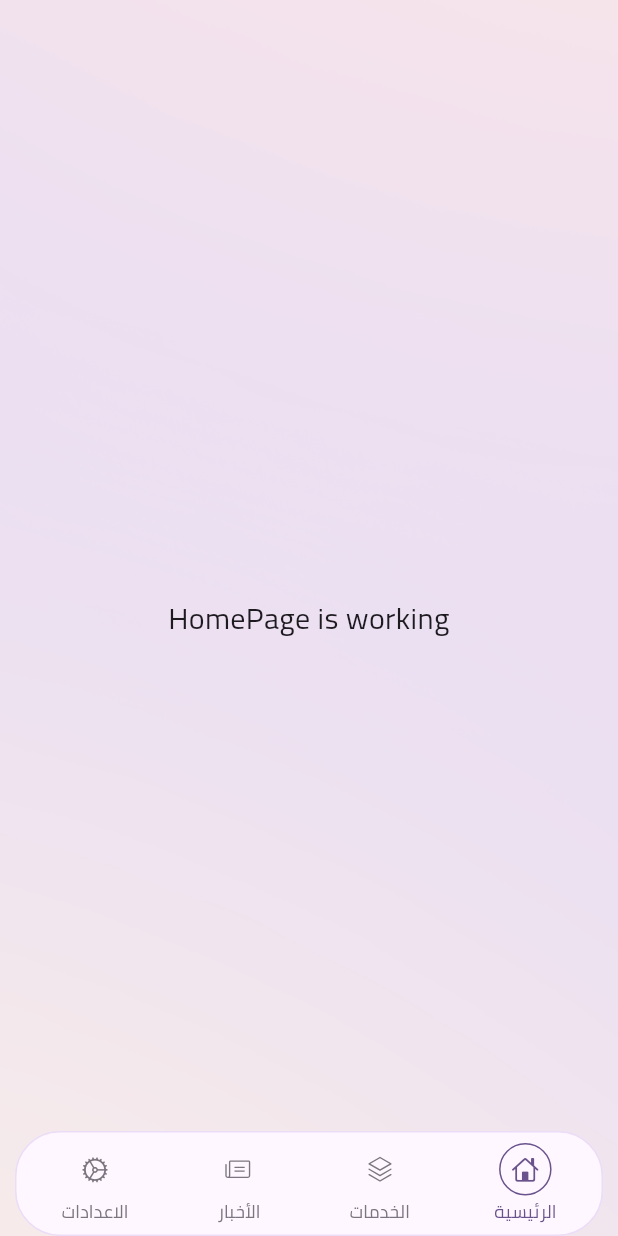
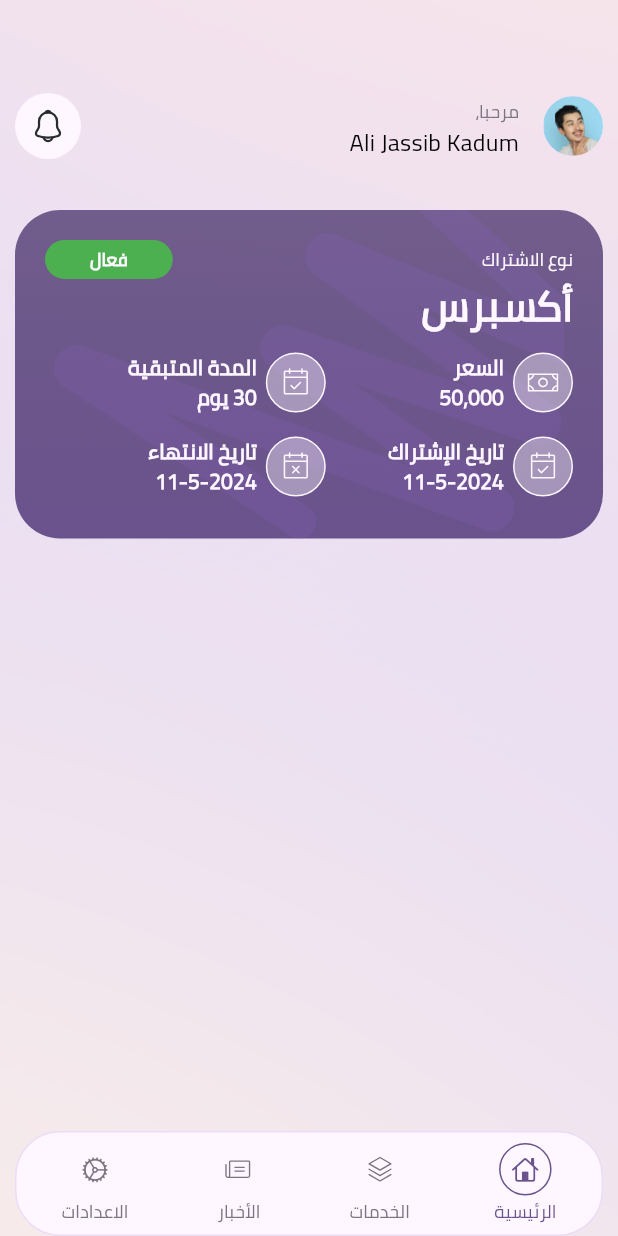
Before and after one commit to fiberxteam/fibrex-app, a Flutter app: the NavigationPage screen opened directly, on a phone screen of 412 x 824 dp. Run offline on Flutter 3.47's test engine with Material 3 defaults, Android fonts, the light colour scheme and no system bars; our stand-ins replace cached_network_image, dio, fade_shimmer, flutter_animate, flutter_screenutil, flutter_svg and 10 more; missing offline and left inert: awesome_dio_interceptor, flutter_animated_dialog, onesignal_flutter; accounts and stored records are empty; statements that could not run were skipped; project files that could hold a hidden picture were left out.

Commit message:
Update assets and localization strings, and refactor button styles

```diff
--- a/lib/constants/assets.dart
+++ b/lib/constants/assets.dart
@@ -16,6 +16,14 @@ class Assets {
   /// Assets for assetsIconsBag
   /// assets/icons/bag.svg
   static const String assetsIconsBag = "assets/icons/bag.svg";
+
+  /// Assets for assetsIconsCalendarCheck
+  /// assets/icons/CalendarCheck.svg
+  static const String assetsIconsCalendarCheck = "assets/icons/CalendarCheck.svg";
+
+  /// Assets for assetsIconsCalendarX
+  /// assets/icons/CalendarX.svg
+  static const String assetsIconsCalendarX = "assets/icons/CalendarX.svg";
 
   /// Assets for assetsIconsCart
   /// assets/icons/cart.svg
@@ -72,6 +80,10 @@ class Assets {
   /// Assets for assetsIconsLogo2
   /// assets/icons/logo_2.png
   static const String assetsIconsLogo2 = "assets/icons/logo_2.png";
+
+  /// Assets for assetsIconsMoney
+  /// assets/icons/Money.svg
+  static const String assetsIconsMoney = "assets/icons/Money.svg";
 
   /// Assets for assetsIconsMoon
   /// assets/icons/moon.png
@@ -157,6 +169,14 @@ class Assets {
   /// assets/images/logo_background.png
   static const String assetsImagesLogoBackground = "assets/images/logo_background.png";
 
+  /// Assets for assetsImagesSubscripe
+  /// assets/images/subscripe.png
+  static const String assetsImagesSubscripe = "assets/images/subscripe.png";
+
+  /// Assets for assetsImagesUserImg
+  /// assets/images/UserImg.png
+  static const String assetsImagesUserImg = "assets/images/UserImg.png";
+
   /// Assets for assetsJsonNoData
   /// assets/json/no_data.json
   static const String assetsJsonNoData = "assets/json/no_data.json";
--- /dev/null
+++ b/lib/view/home/components/custom_app_bar.dart
@@ -0,0 +1,37 @@
+import 'package:fiber/config/constant.dart';
+import 'package:flutter/material.dart';
+
+class CustomAppBar extends StatelessWidget {
+  const CustomAppBar({
+    super.key,
+  });
+
+  @override
+  Widget build(BuildContext context) {
+    return ListTile(
+      contentPadding: EdgeInsets.symmetric(horizontal: Insets.small),
+      title: Text(
+        'مرحبا،'.tr,
+        style: context.theme.textTheme.labelMedium!
+            .copyWith(color: context.theme.colorScheme.outline),
+      ),
+      subtitle: Text(
+        'Ali Jassib Kadum',
+        style: context.theme.textTheme.titleMedium!
+            .copyWith(color: context.theme.colorScheme.scrim),
+      ),
+      leading: CircleAvatar(
+        radius: Insets.medium,
+        backgroundImage: const AssetImage(Assets.assetsImagesUserImg),
+      ),
+      trailing: Container(
+        padding: EdgeInsets.all(Insets.small),
+        decoration: BoxDecoration(
+          color: context.theme.colorScheme.surface,
+          shape: BoxShape.circle,
+        ),
+        child: SvgPicture.asset(Assets.assetsIconsNotification),
+      ),
+    );
+  }
+}
--- /dev/null
+++ b/lib/view/home/components/custom_sub_scribe_widget.dart
@@ -0,0 +1,110 @@
+import 'package:fiber/config/constant.dart';
+import 'package:fiber/view/home/components/custom_subscription_info.dart';
+import 'package:flutter/material.dart';
+
+class CustomSubScribeWidget extends StatelessWidget {
+  const CustomSubScribeWidget({
+    super.key,
+  });
+
+  @override
+  Widget build(BuildContext context) {
+    return Container(
+      width: context.width,
+      padding: EdgeInsets.all(Insets.medium),
+      decoration: BoxDecoration(
+        gradient: LinearGradient(
+          colors: [
+            context.theme.colorScheme.onPrimaryContainer.withOpacity(0.8),
+            context.theme.colorScheme.primary,
+          ],
+          begin: Alignment.topCenter,
+          end: Alignment.bottomCenter,
+        ),
+        image: const DecorationImage(
+          image: AssetImage(Assets.assetsImagesSubscripe),
+          fit: BoxFit.contain,
+        ),
+        borderRadius: BorderRadius.circular(Insets.large),
+      ),
+      child: Column(
+        crossAxisAlignment: CrossAxisAlignment.start,
+        children: [
+          Row(
+            mainAxisAlignment: MainAxisAlignment.spaceBetween,
+            children: [
+              Text(
+                'نوع الاشتراك'.tr,
+                style: context.theme.textTheme.labelMedium!.copyWith(
+                  color: context.theme.colorScheme.surface,
+                ),
+              ),
+              Container(
+                padding: EdgeInsets.symmetric(
+                  horizontal: Insets.large,
+                  vertical: Insets.exSmall,
+                ),
+                decoration: BoxDecoration(
+                  color: Colors.green.shade500,
+                  borderRadius: BorderRadius.circular(Insets.medium),
+                ),
+                child: Text(
+                  'فعال'.tr,
+                  style: context.theme.textTheme.labelMedium!.copyWith(
+                    color: context.theme.colorScheme.surface,
+                    fontWeight: FontWeight.bold,
+                  ),
+                ),
+              ),
+            ],
+          ),
+          Text(
+            'أكسبرس',
+            style: context.theme.textTheme.headlineMedium!.copyWith(
+              color: context.theme.colorScheme.surface,
+              fontWeight: FontWeight.bold,
+            ),
+          ),
+          Gap(Insets.exSmall),
+          SizedBox(
+            width: context.width * 0.8,
+            child: Column(
+              children: [
+                Row(
+                  mainAxisAlignment: MainAxisAlignment.spaceBetween,
+                  children: [
+                    CustomSubscriptionInfo(
+                      icon: Assets.assetsIconsMoney,
+                      title: 'السعر'.tr,
+                      subtitle: '50,000',
+                    ),
+                    CustomSubscriptionInfo(
+                      icon: Assets.assetsIconsCalendarCheck,
+                      title: 'المدة المتبقية'.tr,
+                      subtitle: '30 يوم',
+                    ),
+                  ],
+                ),
+                Row(
+                  mainAxisAlignment: MainAxisAlignment.spaceBetween,
+                  children: [
+                    CustomSubscriptionInfo(
+                      icon: Assets.assetsIconsCalendarCheck,
+                      title: 'تاريخ الإشتراك'.tr,
+                      subtitle: '11-5-2024',
+                    ),
+                    CustomSubscriptionInfo(
+                      icon: Assets.assetsIconsCalendarX,
+                      title: 'تاريخ الانتهاء'.tr,
+                      subtitle: '11-5-2024',
+                    ),
+                  ],
+                )
+              ],
+            ),
+          )
+        ],
+      ),
+    );
+  }
+}
--- /dev/null
+++ b/lib/view/home/components/custom_subscription_info.dart
@@ -0,0 +1,58 @@
+import 'package:fiber/config/constant.dart';
+import 'package:flutter/material.dart';
+
+class CustomSubscriptionInfo extends StatelessWidget {
+  final String icon;
+  final String title;
+  final String subtitle;
+  const CustomSubscriptionInfo({
+    super.key,
+    required this.icon,
+    required this.title,
+    required this.subtitle,
+  });
+
+  @override
+  Widget build(BuildContext context) {
+    return Expanded(
+      child: ListTile(
+        dense: true,
+        horizontalTitleGap: Insets.small,
+        visualDensity: VisualDensity.compact,
+        contentPadding: EdgeInsets.zero,
+        leading: Container(
+          width: Insets.exLarge,
+          height: Insets.exLarge,
+          padding: EdgeInsets.all(Insets.exSmall + 3),
+          decoration: BoxDecoration(
+            color: context.theme.colorScheme.surface.withOpacity(0.4),
+            border: Border.all(
+              color: context.theme.colorScheme.surface,
+            ),
+            borderRadius: BorderRadius.circular(Insets.medium),
+          ),
+          child: SvgPicture.asset(
+            icon,
+            color: context.theme.colorScheme.surface,
+            width: Insets.small,
+            fit: BoxFit.fill,
+          ),
+        ),
+        title: Text(
+          title,
+          style: context.theme.textTheme.titleSmall!.copyWith(
+            color: context.theme.colorScheme.surface,
+            fontWeight: FontWeight.bold,
+          ),
+        ),
+        subtitle: Text(
+          subtitle,
+          style: context.theme.textTheme.titleSmall!.copyWith(
+            color: context.theme.colorScheme.surface,
+            fontWeight: FontWeight.bold,
+          ),
+        ),
+      ),
+    );
+  }
+}
--- a/lib/view/home/home_page.dart
+++ b/lib/view/home/home_page.dart
@@ -1,4 +1,7 @@
-import 'package:flutter/material.dart';
+import 'package:fiber/config/constant.dart';
+import 'package:fiber/view/home/components/custom_app_bar.dart';
+import 'package:fiber/view/home/components/custom_sub_scribe_widget.dart';
+import 'package:flutter_animate/flutter_animate.dart';
 
 class HomePage extends StatefulWidget {
   const HomePage({super.key});
@@ -10,11 +13,21 @@ class HomePage extends StatefulWidget {
 class _HomePageState extends State<HomePage> {
   @override
   Widget build(BuildContext context) {
-    return const Center(
-      child: Text(
-        'HomePage is working',
-        style: TextStyle(fontSize: 20),
-      ),
+    return Column(
+      children: [
+        SizedBox(height: Insets.exLarge * 1.2),
+        const CustomAppBar(),
+        SizedBox(height: Insets.medium),
+        Padding(
+          padding: EdgeInsets.symmetric(horizontal: Insets.small),
+          child: const Column(
+            crossAxisAlignment: CrossAxisAlignment.start,
+            children: [
+              CustomSubScribeWidget(),
+            ],
+          ),
+        )
+      ].animate(interval: 50.ms).fadeIn(),
     );
   }
 }
--- a/lib/view/navigation/components/custom_icons_button.dart
+++ b/lib/view/navigation/components/custom_icons_button.dart
@@ -22,7 +22,7 @@ class CustomIconsButton extends StatelessWidget {
         mainAxisAlignment: MainAxisAlignment.center,
         children: [
           AnimatedContainer(
-            duration: const Duration(milliseconds: 300),
+            duration: const Duration(milliseconds: 400),
             width: Insets.large + 5,
             height: Insets.large + 5,
             decoration: BoxDecoration(
```
Also changed, not shown: assets/icons/CalendarCheck.svg (added), assets/icons/CalendarX.svg (added), assets/icons/Money.svg (added), assets/images/UserImg.png (added), assets/images/subscripe.png (added), lib/l10n/locals.g.dart.
